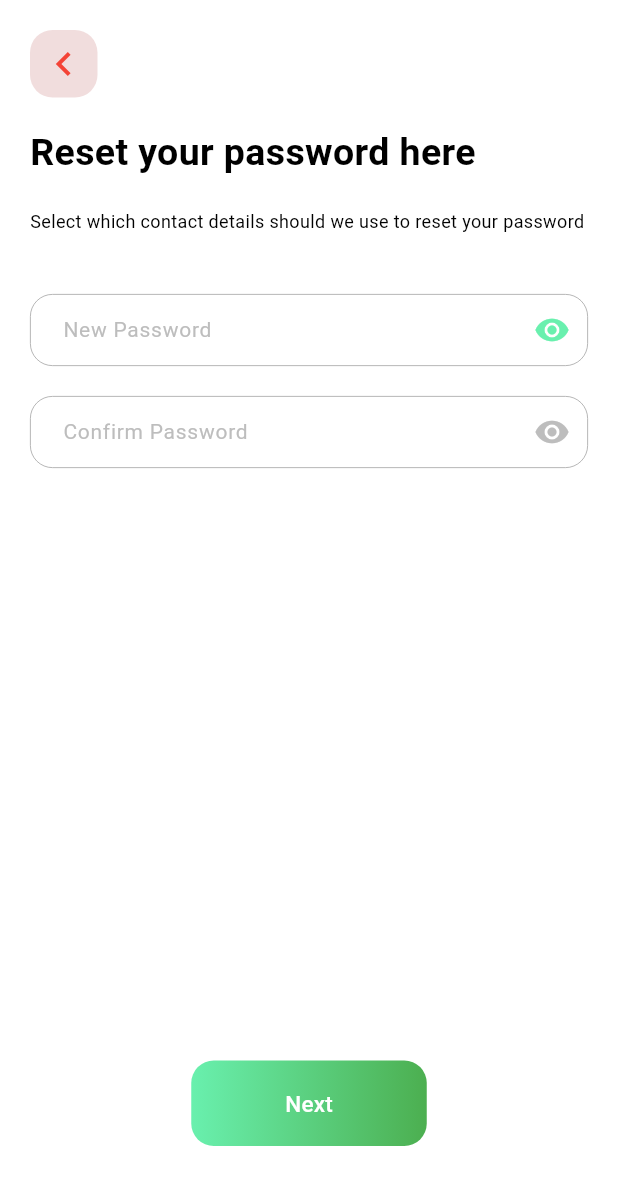
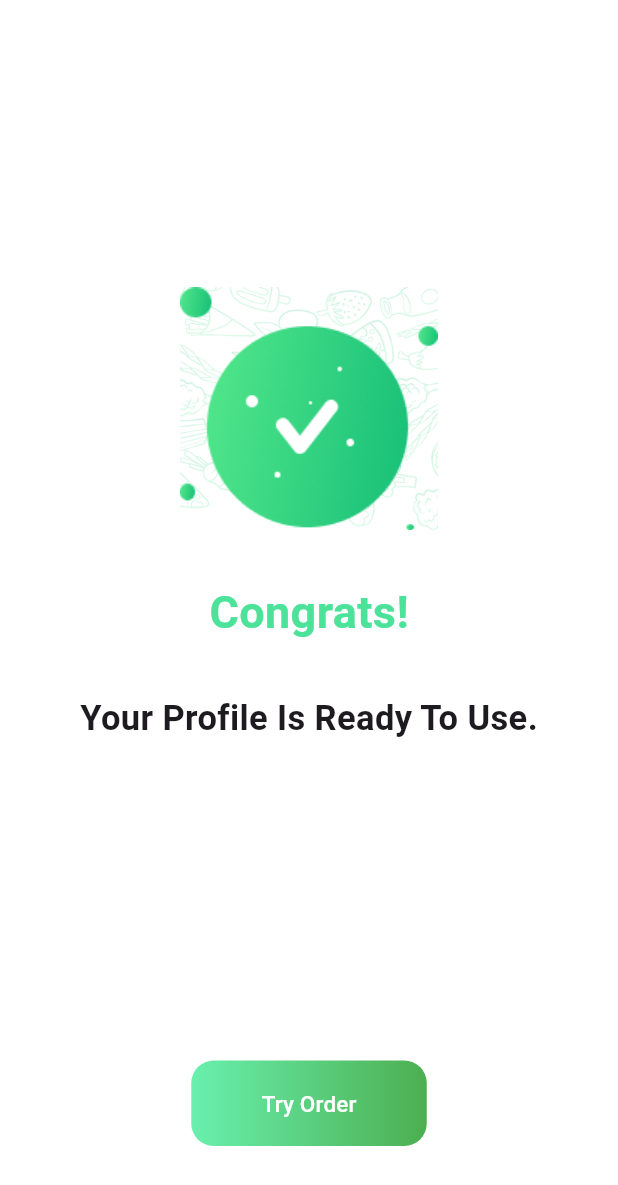
Before and after one commit to MrezaVasebi/f_food_ninja, a Flutter app: the screen it shows after launch, on a phone screen of 412 x 824 dp. Shown: the top 1185 px of the screen. Run offline on Flutter 3.47's test engine with Material 3 defaults, Android fonts, the phone set to English and light mode, and no system bars.

Commit message:
created: successNotification created

```diff
--- a/lib/main.dart
+++ b/lib/main.dart
@@ -1,4 +1,4 @@
-import 'package:f_food_delivery/scr/presentation/reset_password.dart';
+import 'package:f_food_delivery/scr/presentation/success_notification.dart';
 import 'package:flutter/material.dart';
 
 void main() {
@@ -14,7 +14,10 @@ class MyApp extends StatelessWidget {
     return const MaterialApp(
       home: Scaffold(
         backgroundColor: Colors.white,
-        body: ResetPassword(),
+        body: SuccessNotification(
+          msg: 'Your Profile Is Ready To Use.',
+          lblBtn: 'Try Order',
+        ),
       ),
     );
   }
--- a/lib/scr/presentation/constant/images.dart
+++ b/lib/scr/presentation/constant/images.dart
@@ -17,4 +17,5 @@ class PngImages {
   static const String location = '$_path/location.png';
   static const String emailOne = '$_path/emailOne.png';
   static const String message = '$_path/message.png';
+  static const String success = '$_path/success.png';
 }
--- /dev/null
+++ b/lib/scr/presentation/success_notification.dart
@@ -0,0 +1,109 @@
+import 'package:f_food_delivery/scr/presentation/constant/images.dart';
+import 'package:f_food_delivery/scr/presentation/widgets/app_button.dart';
+import 'package:f_food_delivery/scr/presentation/widgets/app_text.dart';
+import 'package:flutter/material.dart';
+
+class SuccessNotification extends StatelessWidget {
+  const SuccessNotification({this.msg, this.lblBtn, super.key});
+
+  final String? msg;
+  final String? lblBtn;
+
+  @override
+  Widget build(BuildContext context) {
+    return Column(
+      children: [
+        Expanded(
+          flex: 1,
+          child: Column(
+            children: [
+              Expanded(
+                flex: 1,
+                child: Align(
+                  alignment: Alignment.bottomCenter,
+                  child: Container(
+                    // color: Colors.amber,`
+                    decoration: const BoxDecoration(
+                      image: DecorationImage(
+                        image: AssetImage(PngImages.backLogo),
+                        fit: BoxFit.cover,
+                      ),
+                    ),
+                    child: Image.asset(PngImages.success),
+                  ),
+                ),
+              ),
+              Expanded(
+                flex: 1,
+                child: Column(
+                  children: [
+                    const SizedBox(
+                      height: 33,
+                    ),
+                    const AppText(
+                      lbl: 'Congrats!',
+                      style: TextStyle(
+                        fontSize: 30,
+                        color: Color.fromARGB(255, 77, 226, 154),
+                        fontWeight: FontWeight.bold,
+                      ),
+                    ),
+                    const SizedBox(
+                      height: 33,
+                    ),
+                    AppText(
+                      lbl: msg,
+                      style: const TextStyle(
+                        fontSize: 23,
+                        fontWeight: FontWeight.bold,
+                      ),
+                    )
+                  ],
+                ),
+              ),
+            ],
+          ),
+        ),
+        Padding(
+          padding: const EdgeInsets.only(bottom: 60),
+          child: AppButton(lbl: lblBtn, onPressed: () {}),
+        )
+      ],
+    );
+  }
+}
+
+
+/*
+Center(
+              child: Column(
+                mainAxisAlignment: MainAxisAlignment.center,
+                children: [
+                  Image.asset(
+                    PngImages.success,
+                  ),
+                  const SizedBox(
+                    height: 33,
+                  ),
+                  const AppText(
+                    lbl: 'Congrats!',
+                    style: TextStyle(
+                      fontSize: 30,
+                      color: Colors.greenAccent,
+                      fontWeight: FontWeight.bold,
+                    ),
+                  ),
+                  const SizedBox(
+                    height: 33,
+                  ),
+                  const AppText(
+                    lbl: 'Password reset successful',
+                    style: TextStyle(
+                      fontSize: 23,
+                      fontWeight: FontWeight.bold,
+                    ),
+                  )
+                ],
+              ),
+            ),
+*/
--- a/pubspec.yaml
+++ b/pubspec.yaml
@@ -74,6 +74,7 @@ flutter:
       - assets/images/location.png
       - assets/images/emailOne.png
       - assets/images/message.png
+      - assets/images/success.png
       # - images/a_dot_ham.jpeg
 
    # An image asset can refer to one or more resolution-specific "variants", see
```
Also changed, not shown: assets/images/success.png (added).
